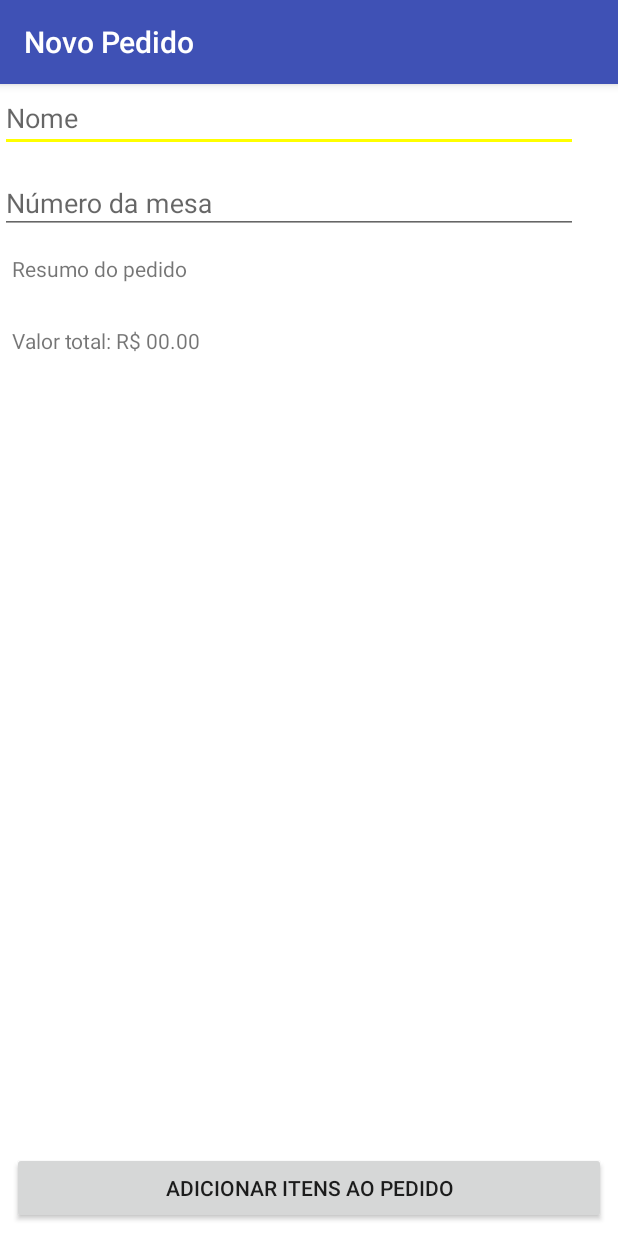
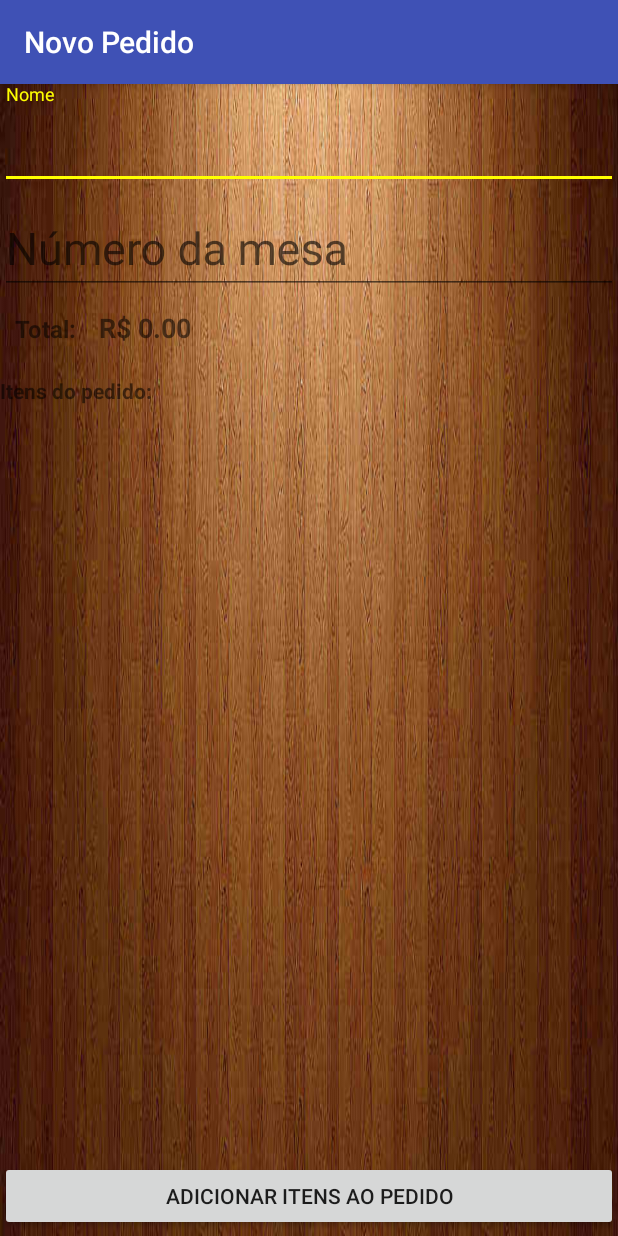
Before and after one commit to wschenkel/restaurante-android, an Android app: the screen it shows after launch (NovoPedido), after a tap on "FAZER PEDIDO", on a phone screen of 412 x 824 dp. Run offline under Robolectric (Android 15) with nearby library versions, the phone set to English and light mode, and no system bars.

Commit message:
Carregar pedidos com os itens na consulta do Sqlite

```diff
--- a/RestauranteAndroid/app/src/main/java/com/example/krauser/restauranteandroid/activity/BaseActivity.java
+++ b/RestauranteAndroid/app/src/main/java/com/example/krauser/restauranteandroid/activity/BaseActivity.java
@@ -14,7 +14,7 @@ public class BaseActivity extends AppCompatActivity{
         super.onCreate(savedInstanceState);
 
         View rootView = this.getWindow().getDecorView().getRootView();
-        //rootView.setBackgroundDrawable(ContextCompat.getDrawable(this, R.drawable.background));
-        rootView.setBackgroundColor(getResources().getColor(android.R.color.white));
+        rootView.setBackgroundDrawable(ContextCompat.getDrawable(this, R.drawable.background));
+        //rootView.setBackgroundColor(getResources().getColor(android.R.color.white));
     }
 }
--- a/RestauranteAndroid/app/src/main/java/com/example/krauser/restauranteandroid/activity/MainActivity.java
+++ b/RestauranteAndroid/app/src/main/java/com/example/krauser/restauranteandroid/activity/MainActivity.java
@@ -21,10 +21,12 @@ public class MainActivity extends BaseActivity {
 
     @Override
     protected void onCreate(Bundle savedInstanceState) {
-
         super.onCreate(savedInstanceState);
         setContentView(R.layout.activity_main);
+        initializeComponents();
+    }
 
+    private void initializeComponents(){
         setTitle("Pedidos");
 
         List<Pedido> pedidos = new ArrayList<>();
@@ -34,14 +36,12 @@ public class MainActivity extends BaseActivity {
             Collections.sort(pedidos);
         }catch(Exception ex){
             String msg = ex.getMessage();
-            Toast.makeText(this, ex.getMessage(), Toast.LENGTH_LONG).show();
+            Toast.makeText(this, msg, Toast.LENGTH_LONG).show();
         }
 
-        RecyclerView recyclerView = (RecyclerView)findViewById(R.id.itemPedidoRecyclerView);
-
+        RecyclerView recyclerView = (RecyclerView)findViewById(R.id.pedidoRecyclerView);
         recyclerView.setHasFixedSize(true);
         recyclerView.setLayoutManager(new LinearLayoutManager(this));
-
         recyclerView.setAdapter(new PedidoListAdapter(pedidos, this));
 
         Button novoPedido = (Button) findViewById(R.id.buttonNovoPedido);
--- a/RestauranteAndroid/app/src/main/java/com/example/krauser/restauranteandroid/activity/NovoPedido.java
+++ b/RestauranteAndroid/app/src/main/java/com/example/krauser/restauranteandroid/activity/NovoPedido.java
@@ -4,10 +4,16 @@ import android.content.Intent;
 import android.os.Bundle;
 import android.support.annotation.Nullable;
 import android.support.v7.widget.CardView;
+import android.support.v7.widget.LinearLayoutManager;
+import android.support.v7.widget.RecyclerView;
 import android.view.View;
 import android.widget.Button;
+import android.widget.EditText;
+import android.widget.Toast;
 
 import com.example.krauser.restauranteandroid.R;
+import com.example.krauser.restauranteandroid.adapter.ItemListAdapter;
+import com.example.krauser.restauranteandroid.infra.repositorio.ItemRepositorio;
 import com.example.krauser.restauranteandroid.model.Item;
 import com.example.krauser.restauranteandroid.model.Pedido;
 
@@ -16,32 +22,54 @@ import java.util.List;
 
 public class NovoPedido extends BaseActivity {
 
-    private CardView mCardView;
+    EditText txtMesa;
+    EditText txtNome;
+    Button btnItens;
+    List<Item> itens;
 
     @Override
     protected void onCreate(@Nullable Bundle savedInstanceState) {
         super.onCreate(savedInstanceState);
         setContentView(R.layout.novo_pedido);
+        initializeComponents();
+    }
+
+    private void initializeComponents(){
         setTitle("Novo Pedido");
 
-        List<Pedido> pedidos = new ArrayList<Pedido>();
+        txtMesa = (EditText)findViewById(R.id.txtNumeroMesa);
+        txtNome = (EditText)findViewById(R.id.txtNome);
 
-        Pedido pedido = new Pedido();
-        pedido.nome = "Willian";
-        pedido.total = 114.50;
-        pedido.mesa = 18;
+        btnItens= (Button) findViewById(R.id.btnItensPedido);
 
-        pedidos.add(pedido);
-        pedidos.add(pedido);
-        pedidos.add(pedido);
+        Pedido pedido = (Pedido)getIntent().getSerializableExtra("pedido");
+        if(pedido != null){
+            txtMesa.setText(String.valueOf(pedido.mesa));
+            txtNome.setText(pedido.nome);
+            disabilitarCampos();
+            itens = pedido.itens;
+        }else{
+            itens = new ArrayList<>();
+        }
 
-
-        Button btnItensPedido = (Button) findViewById(R.id.btnItensPedido);
-        btnItensPedido.setOnClickListener(new View.OnClickListener() {
+        btnItens.setOnClickListener(new View.OnClickListener() {
             public void onClick(View v) {
-            Intent it = new Intent(NovoPedido.this, ItensPedido.class);
-            startActivity(it);
+                Intent it = new Intent(NovoPedido.this, ItensPedido.class);
+                startActivity(it);
             }
         });
+
+        RecyclerView itemRecycler = (RecyclerView)findViewById(R.id.itemPedidoRecyclerView);
+
+        itemRecycler.setHasFixedSize(true);
+        itemRecycler.setLayoutManager(new LinearLayoutManager(this));
+
+        itemRecycler.setAdapter(new ItemListAdapter(itens, this));
+    }
+
+    private void disabilitarCampos(){
+        txtNome.setEnabled(false);
+        txtMesa.setEnabled(false);
+        btnItens.setVisibility(View.INVISIBLE);
     }
 }
--- a/RestauranteAndroid/app/src/main/java/com/example/krauser/restauranteandroid/adapter/PedidoListAdapter.java
+++ b/RestauranteAndroid/app/src/main/java/com/example/krauser/restauranteandroid/adapter/PedidoListAdapter.java
@@ -1,6 +1,8 @@
 package com.example.krauser.restauranteandroid.adapter;
 
 import android.app.Activity;
+import android.content.Context;
+import android.content.Intent;
 import android.support.v7.widget.CardView;
 import android.support.v7.widget.RecyclerView;
 import android.view.LayoutInflater;
@@ -8,8 +10,10 @@ import android.view.View;
 import android.view.ViewGroup;
 import android.widget.ImageView;
 import android.widget.TextView;
+import android.widget.Toast;
 
 import com.example.krauser.restauranteandroid.R;
+import com.example.krauser.restauranteandroid.activity.NovoPedido;
 import com.example.krauser.restauranteandroid.model.Pedido;
 
 import java.util.List;
@@ -17,7 +21,7 @@ import java.util.List;
 public class PedidoListAdapter extends RecyclerView.Adapter<PedidoListAdapter.ViewHolder>{
 
     private List<Pedido> listPedido;
-    private Activity activity;
+    private final Activity activity;
 
     public PedidoListAdapter(List<Pedido> list, Activity activity){
         this.listPedido = list;
@@ -34,11 +38,19 @@ public class PedidoListAdapter extends RecyclerView.Adapter<PedidoListAdapter.Vi
 
     @Override
     public void onBindViewHolder(ViewHolder holder, int position) {
-        Pedido pedido = listPedido.get(position);
+        final Pedido pedido = listPedido.get(position);
         holder.txtMesa.setText(String.format("Mesa: %s", pedido.mesa));
         holder.txtData.setText(pedido.data);
         holder.txtResumo.setText(pedido.resumo);
-        //Picasso.with(activity).load(item.urlImagem).into(holder.imagem);
+        final Context context = activity;
+        holder.cardView.setOnClickListener(new View.OnClickListener() {
+            @Override
+            public void onClick(View view) {
+                Intent pedidoActivity = new Intent(activity, NovoPedido.class);
+                pedidoActivity.putExtra("pedido", pedido);
+                activity.startActivity(pedidoActivity);
+            }
+        });
     }
 
     @Override
@@ -53,10 +65,10 @@ public class PedidoListAdapter extends RecyclerView.Adapter<PedidoListAdapter.Vi
         public CardView cardView;
         public ViewHolder(View itemView){
             super(itemView);
-            txtMesa = (TextView)itemView.findViewById(R.id.txtMesaPedido);
-            txtData = (TextView)itemView.findViewById(R.id.txtDataPedido);
-            txtResumo = (TextView) itemView.findViewById(R.id.txtResumoPedido);
-            cardView = (CardView)itemView.findViewById(R.id.cardViewPedidoList);
+            txtMesa = itemView.findViewById(R.id.txtMesaPedido);
+            txtData = itemView.findViewById(R.id.txtDataPedido);
+            txtResumo = itemView.findViewById(R.id.txtResumoPedido);
+            cardView = itemView.findViewById(R.id.cardViewPedidoList);
             cardView.getBackground().setAlpha(128);
         }
     }
--- a/RestauranteAndroid/app/src/main/java/com/example/krauser/restauranteandroid/infra/repositorio/PedidoRepositorio.java
+++ b/RestauranteAndroid/app/src/main/java/com/example/krauser/restauranteandroid/infra/repositorio/PedidoRepositorio.java
@@ -7,6 +7,7 @@ import android.database.SQLException;
 import android.database.sqlite.SQLiteDatabase;
 
 import com.example.krauser.restauranteandroid.infra.db.CreateDatabase;
+import com.example.krauser.restauranteandroid.model.Item;
 import com.example.krauser.restauranteandroid.model.Pedido;
 import com.example.krauser.restauranteandroid.util.Constants;
 import com.example.krauser.restauranteandroid.util.Helper;
@@ -50,20 +51,42 @@ public class PedidoRepositorio {
         Cursor cursor;
         String[] campos =  {"id", "nome", "mesa", "total", "resumo", "data"};
         SQLiteDatabase db = create.getReadableDatabase();
-        cursor = db.query(Constants.PEDIDO_TABLE, campos, null, null, null, null, null, null);
+
+        cursor = db.rawQuery("SELECT ip.idItem, ip.idPedido, p.nome, p.mesa, p.total, p.resumo, p.data, " +
+                        "i.titulo, i.descricao, i.resource, i.categoria, i.valor " +
+                        "FROM " + Constants.PEDIDO_TABLE + " AS p " +
+                        "JOIN " + Constants.ITEM_PEDIDO_TABLE + " AS ip ON ip.idPedido = p.id " +
+                        "JOIN " + Constants.ITEM_TABLE + " AS i ON i.id = ip.idItem " +
+                        "ORDER BY p.id"
+                , null);
 
         int count = 0;
+        int id = 0;
+        Pedido p = new Pedido();
         cursor.moveToFirst();
         while(count < cursor.getCount()){
-            Pedido p = new Pedido();
-            int index = cursor.getColumnIndex("id");
-            p.id = cursor.getInt(cursor.getColumnIndex("id"));
+            int idAtual = cursor.getInt(cursor.getColumnIndex("idPedido"));
+            if(idAtual != id){
+                p = new Pedido();
+                p.id = cursor.getInt(cursor.getColumnIndex("idPedido"));
                 p.nome = cursor.getString(cursor.getColumnIndex("nome"));
                 p.mesa = cursor.getInt(cursor.getColumnIndex("mesa"));
                 p.total = cursor.getDouble(cursor.getColumnIndex("total"));
                 p.resumo = cursor.getString(cursor.getColumnIndex("resumo"));
                 p.data = cursor.getString(cursor.getColumnIndex("data"));
                 pedidos.add(p);
+                id = idAtual;
+            }
+
+            Item i = new Item();
+            i.id = cursor.getInt(cursor.getColumnIndex("idItem"));
+            i.titulo = cursor.getString(cursor.getColumnIndex("titulo"));
+            i.descricao = cursor.getString(cursor.getColumnIndex("descricao"));
+            i.resource = cursor.getInt(cursor.getColumnIndex("resource"));
+            i.categoria = cursor.getString(cursor.getColumnIndex("categoria"));
+            i.valor = cursor.getDouble(cursor.getColumnIndex("valor"));
+            p.itens.add(i);
+
             cursor.moveToNext();
             count++;
         }
--- a/RestauranteAndroid/app/src/main/java/com/example/krauser/restauranteandroid/model/Item.java
+++ b/RestauranteAndroid/app/src/main/java/com/example/krauser/restauranteandroid/model/Item.java
@@ -3,10 +3,11 @@ package com.example.krauser.restauranteandroid.model;
 import com.example.krauser.restauranteandroid.util.Constants;
 import com.example.krauser.restauranteandroid.R;
 
+import java.io.Serializable;
 import java.util.ArrayList;
 import java.util.List;
 
-public class Item {
+public class Item implements Serializable {
 
     public int id;
     public String titulo;
--- a/RestauranteAndroid/app/src/main/java/com/example/krauser/restauranteandroid/model/ItemPedido.java
+++ /dev/null
@@ -1,5 +0,0 @@
-package com.example.krauser.restauranteandroid.model;
-
-public class ItemPedido {
-
-}
--- a/RestauranteAndroid/app/src/main/java/com/example/krauser/restauranteandroid/model/Pedido.java
+++ b/RestauranteAndroid/app/src/main/java/com/example/krauser/restauranteandroid/model/Pedido.java
@@ -5,11 +5,12 @@ import android.support.annotation.NonNull;
 import com.example.krauser.restauranteandroid.util.Constants;
 import com.example.krauser.restauranteandroid.util.Helper;
 
+import java.io.Serializable;
 import java.util.ArrayList;
 import java.util.Date;
 import java.util.List;
 
-public class Pedido implements Comparable<Pedido>{
+public class Pedido implements Comparable<Pedido>, Serializable{
 
     public int id;
     public String nome;
@@ -19,6 +20,10 @@ public class Pedido implements Comparable<Pedido>{
     public String observacao;
     public String data;
     public List<Item> itens;
+
+    public Pedido(){
+        itens = new ArrayList<>();
+    }
 
     public static String getSqlCreateTable(){
         String sql = "CREATE TABLE " + Constants.PEDIDO_TABLE + " (" +
--- a/RestauranteAndroid/app/src/main/res/layout/activity_main.xml
+++ b/RestauranteAndroid/app/src/main/res/layout/activity_main.xml
@@ -8,7 +8,7 @@
     android:gravity="bottom">
 
     <android.support.v7.widget.RecyclerView
-        android:id="@+id/itemPedidoRecyclerView"
+        android:id="@+id/pedidoRecyclerView"
         android:layout_width="match_parent"
         android:layout_height="match_parent"
         android:layout_marginTop="50dp"></android.support.v7.widget.RecyclerView>
--- a/RestauranteAndroid/app/src/main/res/layout/novo_pedido.xml
+++ b/RestauranteAndroid/app/src/main/res/layout/novo_pedido.xml
@@ -1,132 +1,84 @@
 <?xml version="1.0" encoding="utf-8"?>
-<android.support.constraint.ConstraintLayout xmlns:android="http://schemas.android.com/apk/res/android"
-    xmlns:app="http://schemas.android.com/apk/res-auto"
-    xmlns:tools="http://schemas.android.com/tools"
+<LinearLayout xmlns:android="http://schemas.android.com/apk/res/android"
     android:orientation="vertical"
+    android:gravity="bottom"
     android:layout_width="match_parent"
     android:layout_height="match_parent">
-
     <LinearLayout
-        android:layout_width="wrap_content"
-        android:layout_height="wrap_content"
-        android:id="@+id/linLayout"
+        android:layout_width="match_parent"
+        android:layout_height="match_parent"
         android:orientation="vertical"
-        tools:layout_constraintTop_creator="1"
-        tools:layout_constraintLeft_creator="1"
-        app:layout_constraintLeft_toLeftOf="parent"
-        app:layout_constraintTop_toTopOf="parent">
-
-        <android.support.constraint.ConstraintLayout
+        android:layout_marginTop="50dp">
+        <android.support.design.widget.TextInputLayout
             android:layout_width="match_parent"
-            android:layout_height="50dp">
+            android:layout_height="70dp">
 
             <EditText
                 android:id="@+id/txtNome"
-                android:layout_width="385dp"
+                android:layout_width="match_parent"
                 android:layout_height="wrap_content"
                 android:hint="Nome"
+                android:textSize="30dp"
                 android:inputType="textPersonName"
-                android:textColorLink="@color/colorPrimary"
-                tools:layout_editor_absoluteX="0dp"
-                tools:layout_editor_absoluteY="11dp" />
-        </android.support.constraint.ConstraintLayout>
+                android:textColorLink="@color/colorPrimary"/>
+        </android.support.design.widget.TextInputLayout>
         <android.support.design.widget.TextInputLayout
             android:layout_width="match_parent"
-            android:layout_height="50dp">
+            android:layout_height="70dp">
 
             <EditText
                 android:id="@+id/txtNumeroMesa"
                 android:layout_width="match_parent"
                 android:layout_height="wrap_content"
+                android:textSize="30dp"
                 android:hint="Número da mesa"
                 android:inputType="number"
                 android:textColorLink="@color/colorPrimary" />
         </android.support.design.widget.TextInputLayout>
+        <LinearLayout
+            android:layout_width="match_parent"
+            android:layout_height="wrap_content"
+            android:orientation="horizontal"
+            android:padding="10dp">
+            <TextView
+                android:layout_width="wrap_content"
+                android:layout_height="wrap_content"
+                android:layout_marginRight="15dp"
+                android:textStyle="bold"
+                android:textSize="16dp"
+                android:text="Total:"/>
+            <TextView
+                android:id="@+id/ttValorTotal"
+                android:layout_width="wrap_content"
+                android:layout_height="wrap_content"
+                android:textStyle="bold"
+                android:textSize="18dp"
+                android:text="R$ 0.00"/>
 
         </LinearLayout>
 
-    <android.support.constraint.ConstraintLayout
-        android:layout_width="0dp"
-        android:layout_height="wrap_content"
-        android:layout_marginTop="41dp"
-        android:background="#ffffff"
-        app:layout_constraintLeft_toLeftOf="@+id/linLayout"
-        app:layout_constraintRight_toRightOf="@+id/linLayout"
-        app:layout_constraintTop_toBottomOf="@+id/linLayout"
-        tools:layout_constraintLeft_creator="1"
-        tools:layout_constraintRight_creator="1"
-        app:layout_constraintHorizontal_bias="0.0"
-        android:id="@+id/constraintLayout">
-
-        <ImageView
-            android:id="@+id/imgPedido"
+        <TextView
             android:layout_width="wrap_content"
             android:layout_height="wrap_content"
-            android:layout_marginLeft="8dp"
-            android:layout_marginStart="8dp"
-            app:layout_constraintLeft_toLeftOf="parent"
-            app:layout_constraintTop_toBottomOf="parent"
-            app:srcCompat="@mipmap/ic_launcher_round"
-            tools:layout_constraintLeft_creator="1"
-            tools:layout_constraintTop_creator="1" />
+            android:text="Itens do pedido:"
+            android:textStyle="bold"
+            android:layout_marginTop="10dp"/>
 
-        <TextView
-            android:id="@+id/txtPedido"
-            android:layout_width="wrap_content"
-            android:layout_height="27dp"
-            android:layout_marginLeft="8dp"
-            android:layout_marginStart="8dp"
-            android:layout_marginTop="11dp"
-            android:text="Coxinha"
-            app:layout_constraintLeft_toRightOf="@+id/imgPedido"
-            app:layout_constraintTop_toTopOf="@+id/imgPedido"
-            tools:layout_constraintLeft_creator="1"
-            tools:layout_constraintTop_creator="1" />
+        <android.support.v7.widget.RecyclerView
+            android:id="@+id/itemPedidoRecyclerView"
+            android:layout_width="match_parent"
+            android:layout_height="match_parent"
+            android:layout_marginTop="10dp"></android.support.v7.widget.RecyclerView>
 
-    </android.support.constraint.ConstraintLayout>
-
-    <TextView
-        android:id="@+id/ttValorTotal"
-        android:layout_width="0dp"
-        android:layout_height="wrap_content"
-        android:layout_marginEnd="8dp"
-        android:layout_marginLeft="8dp"
-        android:layout_marginRight="8dp"
-        android:layout_marginStart="8dp"
-        android:layout_marginTop="13dp"
-        android:text="Resumo do pedido"
-        app:layout_constraintLeft_toLeftOf="parent"
-        app:layout_constraintRight_toRightOf="parent"
-        app:layout_constraintTop_toBottomOf="@+id/linLayout"
-        tools:layout_constraintLeft_creator="1"
-        tools:layout_constraintRight_creator="1" />
-
+    </LinearLayout>
+    <LinearLayout
+        android:layout_width="match_parent"
+        android:layout_height="50dp">
         <Button
             android:id="@+id/btnItensPedido"
-        android:layout_width="0dp"
+            android:layout_width="match_parent"
             android:layout_height="wrap_content"
-        android:layout_marginBottom="8dp"
-        android:text="Adicionar itens ao pedido"
-        app:layout_constraintBottom_toBottomOf="parent"
-        tools:layout_constraintRight_creator="1"
-        android:layout_marginStart="8dp"
-        android:layout_marginEnd="8dp"
-        app:layout_constraintRight_toRightOf="parent"
-        tools:layout_constraintLeft_creator="1"
-        app:layout_constraintLeft_toLeftOf="parent"
-        android:layout_marginLeft="8dp"
-        android:layout_marginRight="8dp" />
-
-    <TextView
-        android:id="@+id/textView"
-        android:layout_width="wrap_content"
-        android:layout_height="wrap_content"
-        android:text="Valor total: R$ 00.00"
-        android:layout_marginTop="20dp"
-        app:layout_constraintTop_toBottomOf="@+id/constraintLayout"
-        android:layout_marginStart="8dp"
-        tools:layout_constraintLeft_creator="1"
-        app:layout_constraintLeft_toLeftOf="parent"
-        android:layout_marginLeft="8dp" />
-
-</android.support.constraint.ConstraintLayout>
+            android:layout_marginBottom="3dp"
+            android:text="Adicionar itens ao pedido" />
+    </LinearLayout>
+</LinearLayout>
```
Lines whose indentation alone changed are shown as unchanged.
